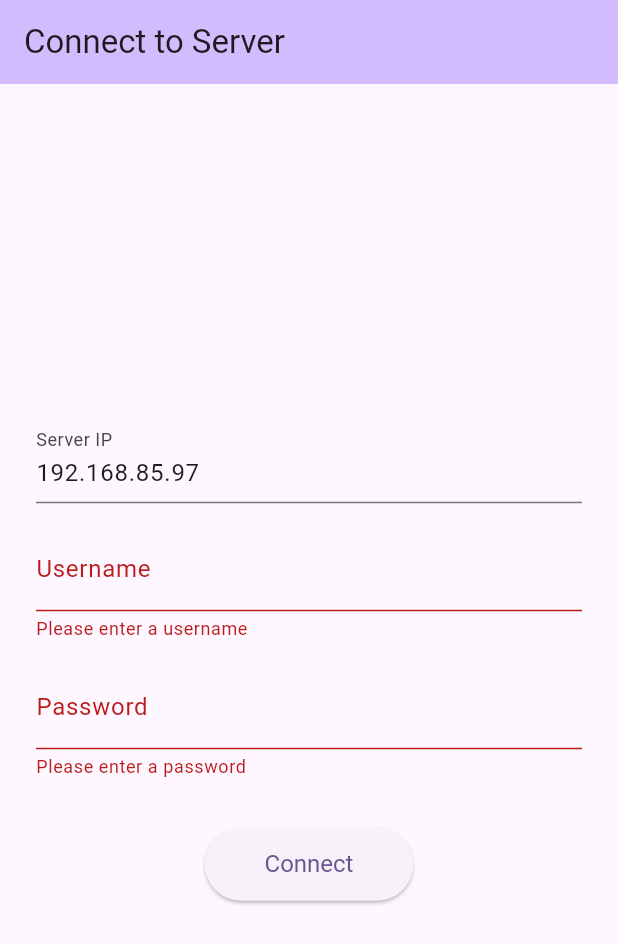
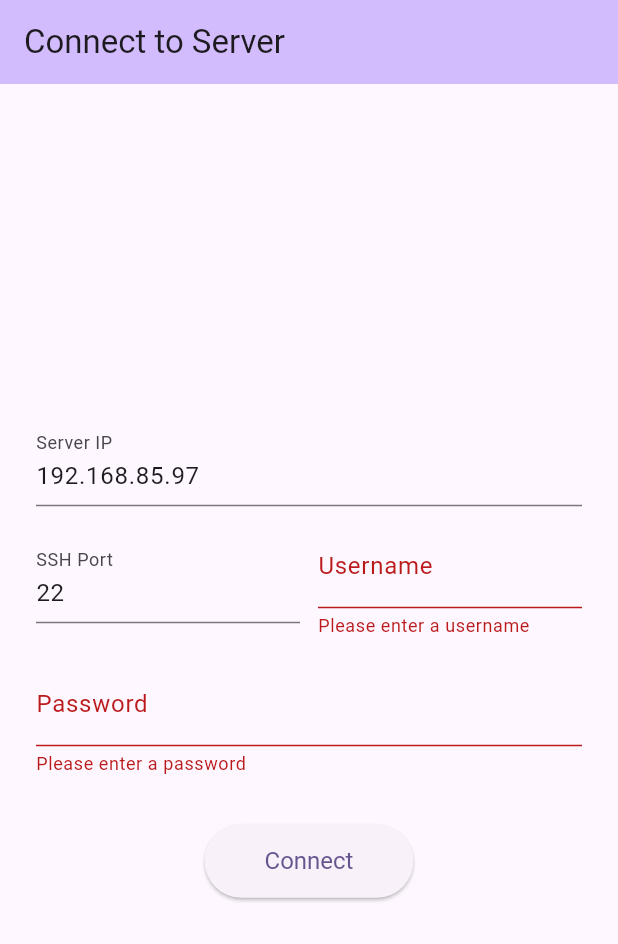
Before and after one commit to moein1985/win_assist, a Flutter app: the screen it shows after launch, after a tap on "Connect", on a phone screen of 412 x 824 dp. Shown: the top 944 px of the screen. Run offline on Flutter 3.47's test engine with Material 3 defaults, Android fonts, the light colour scheme and no system bars; our stand-ins replace bloc, dartz, equatable, flutter_bloc, get_it, logger and 1 more; missing offline and left inert: dartssh2.

Commit message:
feat(login): add SSH Port field with validation and default value; update connection logic

```diff
--- a/lib/screens/login_screen.dart
+++ b/lib/screens/login_screen.dart
@@ -16,6 +16,7 @@ class _LoginScreenState extends State<LoginScreen> {
   final _ipController = TextEditingController(text: '192.168.85.97');
   final _userController = TextEditingController();
   final _passController = TextEditingController();
+  final _portController = TextEditingController(text: '22');
   final Logger logger = di.sl<Logger>();
 
   bool _isLoading = false;
@@ -33,10 +34,13 @@ class _LoginScreenState extends State<LoginScreen> {
 
     final dataSource = di.sl<WindowsServiceDataSource>();
     try {
-      logger.i('Attempting to connect to server: ${_ipController.text}');
+      final port = int.tryParse(_portController.text) ?? 22;
+      if (port < 1 || port > 65535) throw Exception('Invalid port number');
+
+      logger.i('Attempting to connect to server: ${_ipController.text}:$port');
       await dataSource.connect(
         _ipController.text,
-        22,
+        port,
         _userController.text,
         _passController.text,
       );
@@ -66,6 +70,7 @@ class _LoginScreenState extends State<LoginScreen> {
     _ipController.dispose();
     _userController.dispose();
     _passController.dispose();
+    _portController.dispose();
     super.dispose();
   }
 
@@ -89,11 +94,31 @@ class _LoginScreenState extends State<LoginScreen> {
                   decoration: const InputDecoration(labelText: 'Server IP'),
                   validator: (value) => value!.isEmpty ? 'Please enter an IP address' : null,
                 ),
-                const SizedBox(height: 16),
-                TextFormField(
-                  controller: _userController,
-                  decoration: const InputDecoration(labelText: 'Username'),
-                  validator: (value) => value!.isEmpty ? 'Please enter a username' : null,
+                const SizedBox(height: 12),
+                Row(
+                  children: [
+                    Expanded(
+                      child: TextFormField(
+                        controller: _portController,
+                        decoration: const InputDecoration(labelText: 'SSH Port'),
+                        keyboardType: TextInputType.number,
+                        validator: (value) {
+                          if (value == null || value.isEmpty) return 'Please enter a port';
+                          final p = int.tryParse(value);
+                          if (p == null || p < 1 || p > 65535) return 'Enter a valid port (1-65535)';
+                          return null;
+                        },
+                      ),
+                    ),
+                    const SizedBox(width: 12),
+                    Expanded(
+                      child: TextFormField(
+                        controller: _userController,
+                        decoration: const InputDecoration(labelText: 'Username'),
+                        validator: (value) => value!.isEmpty ? 'Please enter a username' : null,
+                      ),
+                    ),
+                  ],
                 ),
                 const SizedBox(height: 16),
                 TextFormField(
```
Also changed, not shown: 2 other files.
